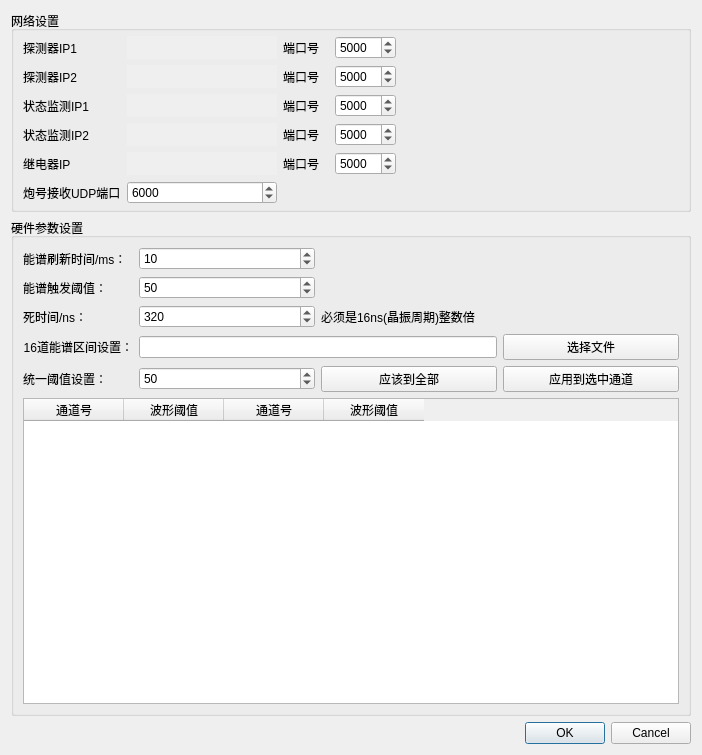
This is detectorsetting.ui in MrXiaomao/HardXrayCamera as Qt 5 draws it before an edit. The edited form follows.
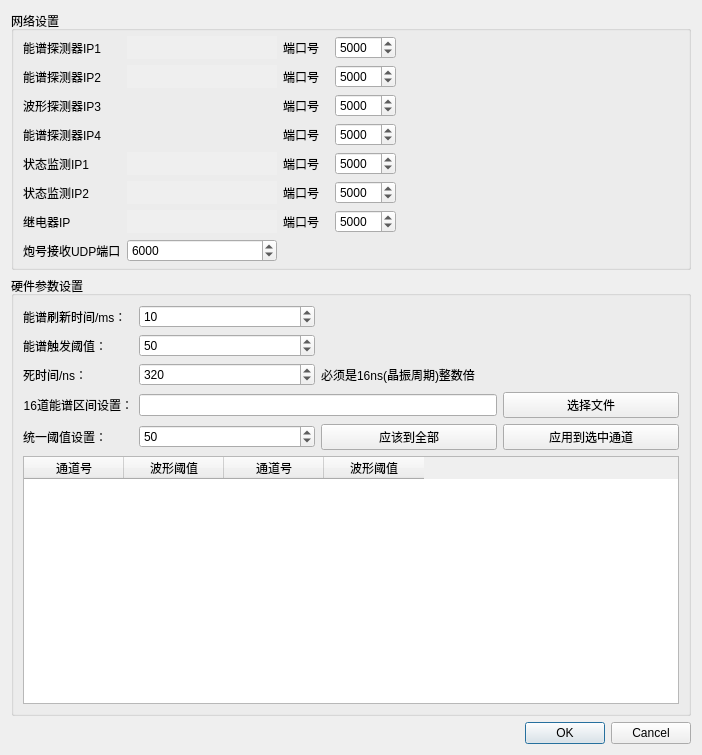
This is the edited form. Custom widgets are drawn as their Qt base class.

Commit message: 根据指令集完成OTA升级代码设计（未测试） 新增加2路探测器用于波形测量

```diff
--- a/detectorsetting.ui
+++ b/detectorsetting.ui
@@ -44,8 +44,14 @@
       <property name="bottomMargin">
        <number>5</number>
       </property>
-      <item row="4" column="1">
-       <widget class="IPAddress" name="widget_armIP2" native="true">
+      <item row="1" column="1">
+       <widget class="IPAddress" name="widget_detIP1" native="true">
+        <property name="sizePolicy">
+         <sizepolicy hsizetype="Expanding" vsizetype="Preferred">
+          <horstretch>0</horstretch>
+          <verstretch>0</verstretch>
+         </sizepolicy>
+        </property>
         <property name="minimumSize">
          <size>
           <width>120</width>
@@ -61,15 +67,8 @@
         <property name="autoFillBackground">
          <bool>true</bool>
         </property>
-       </widget>
-      </item>
-      <item row="2" column="4">
-       <widget class="QSpinBox" name="spinBox_portDet2">
-        <property name="maximum">
-         <number>65535</number>
-        </property>
-        <property name="value">
-         <number>5000</number>
+        <property name="styleSheet">
+         <string notr="true"/>
         </property>
        </widget>
       </item>
@@ -86,28 +85,54 @@
         </property>
        </spacer>
       </item>
-      <item row="5" column="5">
-       <spacer name="horizontalSpacer_3">
-        <property name="orientation">
-         <enum>Qt::Horizontal</enum>
+      <item row="1" column="0">
+       <widget class="QLabel" name="label">
+        <property name="sizePolicy">
+         <sizepolicy hsizetype="Fixed" vsizetype="Preferred">
+          <horstretch>0</horstretch>
+          <verstretch>0</verstretch>
+         </sizepolicy>
         </property>
-        <property name="sizeHint" stdset="0">
+        <property name="minimumSize">
          <size>
-          <width>40</width>
-          <height>20</height>
+          <width>60</width>
+          <height>0</height>
          </size>
         </property>
-       </spacer>
+        <property name="text">
+         <string>能谱探测器IP1</string>
+        </property>
+       </widget>
       </item>
-      <item row="3" column="0">
+      <item row="5" column="0">
        <widget class="QLabel" name="label_29">
         <property name="text">
          <string>状态监测IP1</string>
         </property>
        </widget>
       </item>
+      <item row="6" column="2">
+       <widget class="QLabel" name="label_32">
+        <property name="text">
+         <string>端口号</string>
+        </property>
+       </widget>
+      </item>
+      <item row="5" column="5">
+       <spacer name="horizontalSpacer_4">
+        <property name="orientation">
+         <enum>Qt::Horizontal</enum>
+        </property>
+        <property name="sizeHint" stdset="0">
+         <size>
+          <width>40</width>
+          <height>20</height>
+         </size>
+        </property>
+       </spacer>
+      </item>
       <item row="3" column="1">
-       <widget class="IPAddress" name="widget_armIP1" native="true">
+       <widget class="IPAddress" name="widget_detIP3" native="true">
         <property name="minimumSize">
          <size>
           <width>120</width>
@@ -119,74 +144,6 @@
           <width>150</width>
           <height>16777215</height>
          </size>
-        </property>
-        <property name="autoFillBackground">
-         <bool>true</bool>
-        </property>
-       </widget>
-      </item>
-      <item row="3" column="2">
-       <widget class="QLabel" name="label_31">
-        <property name="text">
-         <string>端口号</string>
-        </property>
-       </widget>
-      </item>
-      <item row="3" column="4">
-       <widget class="QSpinBox" name="spinBox_armPort1">
-        <property name="maximum">
-         <number>65535</number>
-        </property>
-        <property name="value">
-         <number>5000</number>
-        </property>
-       </widget>
-      </item>
-      <item row="1" column="0">
-       <widget class="QLabel" name="label">
-        <property name="sizePolicy">
-         <sizepolicy hsizetype="Fixed" vsizetype="Preferred">
-          <horstretch>0</horstretch>
-          <verstretch>0</verstretch>
-         </sizepolicy>
-        </property>
-        <property name="minimumSize">
-         <size>
-          <width>60</width>
-          <height>0</height>
-         </size>
-        </property>
-        <property name="text">
-         <string>探测器IP1</string>
-        </property>
-       </widget>
-      </item>
-      <item row="1" column="4">
-       <widget class="QSpinBox" name="spinBox_portDet1">
-        <property name="maximum">
-         <number>65535</number>
-        </property>
-        <property name="value">
-         <number>5000</number>
-        </property>
-       </widget>
-      </item>
-      <item row="5" column="2">
-       <widget class="QLabel" name="label_6">
-        <property name="sizePolicy">
-         <sizepolicy hsizetype="Fixed" vsizetype="Preferred">
-          <horstretch>0</horstretch>
-          <verstretch>0</verstretch>
-         </sizepolicy>
-        </property>
-        <property name="minimumSize">
-         <size>
-          <width>40</width>
-          <height>0</height>
-         </size>
-        </property>
-        <property name="text">
-         <string>端口号</string>
         </property>
        </widget>
       </item>
@@ -212,8 +169,46 @@
         </property>
        </widget>
       </item>
-      <item row="2" column="5">
-       <spacer name="horizontalSpacer_2">
+      <item row="1" column="4">
+       <widget class="QSpinBox" name="spinBox_portDet1">
+        <property name="maximum">
+         <number>65535</number>
+        </property>
+        <property name="value">
+         <number>5000</number>
+        </property>
+       </widget>
+      </item>
+      <item row="7" column="1">
+       <widget class="IPAddress" name="widget_relayIP" native="true">
+        <property name="sizePolicy">
+         <sizepolicy hsizetype="Preferred" vsizetype="Preferred">
+          <horstretch>0</horstretch>
+          <verstretch>0</verstretch>
+         </sizepolicy>
+        </property>
+        <property name="minimumSize">
+         <size>
+          <width>120</width>
+          <height>0</height>
+         </size>
+        </property>
+        <property name="maximumSize">
+         <size>
+          <width>150</width>
+          <height>16777215</height>
+         </size>
+        </property>
+        <property name="autoFillBackground">
+         <bool>true</bool>
+        </property>
+        <property name="styleSheet">
+         <string notr="true"/>
+        </property>
+       </widget>
+      </item>
+      <item row="7" column="5">
+       <spacer name="horizontalSpacer_3">
         <property name="orientation">
          <enum>Qt::Horizontal</enum>
         </property>
@@ -225,7 +220,7 @@
         </property>
        </spacer>
       </item>
-      <item row="5" column="4">
+      <item row="7" column="4">
        <widget class="QSpinBox" name="spinBox_portRelay">
         <property name="maximum">
          <number>65535</number>
@@ -235,33 +230,192 @@
         </property>
        </widget>
       </item>
-      <item row="5" column="0">
-       <widget class="QLabel" name="label_5">
-        <property name="sizePolicy">
-         <sizepolicy hsizetype="Fixed" vsizetype="Preferred">
-          <horstretch>0</horstretch>
-          <verstretch>0</verstretch>
-         </sizepolicy>
-        </property>
-        <property name="minimumSize">
-         <size>
-          <width>60</width>
-          <height>0</height>
-         </size>
-        </property>
+      <item row="3" column="0">
+       <widget class="QLabel" name="label_11">
         <property name="text">
-         <string>继电器IP</string>
+         <string>波形探测器IP3</string>
+        </property>
+       </widget>
+      </item>
+      <item row="2" column="4">
+       <widget class="QSpinBox" name="spinBox_portDet2">
+        <property name="maximum">
+         <number>65535</number>
+        </property>
+        <property name="value">
+         <number>5000</number>
         </property>
        </widget>
       </item>
       <item row="6" column="0">
+       <widget class="QLabel" name="label_30">
+        <property name="text">
+         <string>状态监测IP2</string>
+        </property>
+       </widget>
+      </item>
+      <item row="1" column="2" colspan="2">
+       <widget class="QLabel" name="label_3">
+        <property name="sizePolicy">
+         <sizepolicy hsizetype="Fixed" vsizetype="Preferred">
+          <horstretch>0</horstretch>
+          <verstretch>0</verstretch>
+         </sizepolicy>
+        </property>
+        <property name="minimumSize">
+         <size>
+          <width>40</width>
+          <height>0</height>
+         </size>
+        </property>
+        <property name="text">
+         <string>端口号</string>
+        </property>
+       </widget>
+      </item>
+      <item row="5" column="4">
+       <widget class="QSpinBox" name="spinBox_armPort1">
+        <property name="maximum">
+         <number>65535</number>
+        </property>
+        <property name="value">
+         <number>5000</number>
+        </property>
+       </widget>
+      </item>
+      <item row="6" column="4">
+       <widget class="QSpinBox" name="spinBox_armPort2">
+        <property name="maximum">
+         <number>65535</number>
+        </property>
+        <property name="value">
+         <number>5000</number>
+        </property>
+       </widget>
+      </item>
+      <item row="8" column="0">
        <widget class="QLabel" name="label_udpPort">
         <property name="text">
          <string>炮号接收UDP端口</string>
         </property>
        </widget>
       </item>
-      <item row="6" column="1">
+      <item row="2" column="0">
+       <widget class="QLabel" name="label_2">
+        <property name="sizePolicy">
+         <sizepolicy hsizetype="Fixed" vsizetype="Preferred">
+          <horstretch>0</horstretch>
+          <verstretch>0</verstretch>
+         </sizepolicy>
+        </property>
+        <property name="minimumSize">
+         <size>
+          <width>60</width>
+          <height>0</height>
+         </size>
+        </property>
+        <property name="text">
+         <string>能谱探测器IP2</string>
+        </property>
+       </widget>
+      </item>
+      <item row="2" column="5">
+       <spacer name="horizontalSpacer_2">
+        <property name="orientation">
+         <enum>Qt::Horizontal</enum>
+        </property>
+        <property name="sizeHint" stdset="0">
+         <size>
+          <width>40</width>
+          <height>20</height>
+         </size>
+        </property>
+       </spacer>
+      </item>
+      <item row="7" column="0">
+       <widget class="QLabel" name="label_5">
+        <property name="sizePolicy">
+         <sizepolicy hsizetype="Fixed" vsizetype="Preferred">
+          <horstretch>0</horstretch>
+          <verstretch>0</verstretch>
+         </sizepolicy>
+        </property>
+        <property name="minimumSize">
+         <size>
+          <width>60</width>
+          <height>0</height>
+         </size>
+        </property>
+        <property name="text">
+         <string>继电器IP</string>
+        </property>
+       </widget>
+      </item>
+      <item row="2" column="2">
+       <widget class="QLabel" name="label_4">
+        <property name="sizePolicy">
+         <sizepolicy hsizetype="Fixed" vsizetype="Preferred">
+          <horstretch>0</horstretch>
+          <verstretch>0</verstretch>
+         </sizepolicy>
+        </property>
+        <property name="minimumSize">
+         <size>
+          <width>40</width>
+          <height>0</height>
+         </size>
+        </property>
+        <property name="text">
+         <string>端口号</string>
+        </property>
+       </widget>
+      </item>
+      <item row="7" column="2">
+       <widget class="QLabel" name="label_6">
+        <property name="sizePolicy">
+         <sizepolicy hsizetype="Fixed" vsizetype="Preferred">
+          <horstretch>0</horstretch>
+          <verstretch>0</verstretch>
+         </sizepolicy>
+        </property>
+        <property name="minimumSize">
+         <size>
+          <width>40</width>
+          <height>0</height>
+         </size>
+        </property>
+        <property name="text">
+         <string>端口号</string>
+        </property>
+       </widget>
+      </item>
+      <item row="5" column="1">
+       <widget class="IPAddress" name="widget_armIP1" native="true">
+        <property name="minimumSize">
+         <size>
+          <width>120</width>
+          <height>0</height>
+         </size>
+        </property>
+        <property name="maximumSize">
+         <size>
+          <width>150</width>
+          <height>16777215</height>
+         </size>
+        </property>
+        <property name="autoFillBackground">
+         <bool>true</bool>
+        </property>
+       </widget>
+      </item>
+      <item row="5" column="2">
+       <widget class="QLabel" name="label_31">
+        <property name="text">
+         <string>端口号</string>
+        </property>
+       </widget>
+      </item>
+      <item row="8" column="1">
        <widget class="QSpinBox" name="spb_udpPort">
         <property name="minimum">
          <number>1</number>
@@ -274,14 +428,8 @@
         </property>
        </widget>
       </item>
-      <item row="5" column="1">
-       <widget class="IPAddress" name="widget_relayIP" native="true">
-        <property name="sizePolicy">
-         <sizepolicy hsizetype="Preferred" vsizetype="Preferred">
-          <horstretch>0</horstretch>
-          <verstretch>0</verstretch>
-         </sizepolicy>
-        </property>
+      <item row="6" column="1">
+       <widget class="IPAddress" name="widget_armIP2" native="true">
         <property name="minimumSize">
          <size>
           <width>120</width>
@@ -297,145 +445,77 @@
         <property name="autoFillBackground">
          <bool>true</bool>
         </property>
-        <property name="styleSheet">
-         <string notr="true"/>
-        </property>
        </widget>
       </item>
-      <item row="4" column="4">
-       <widget class="QSpinBox" name="spinBox_armPort2">
-        <property name="maximum">
-         <number>65535</number>
+      <item row="6" column="5">
+       <spacer name="horizontalSpacer_5">
+        <property name="orientation">
+         <enum>Qt::Horizontal</enum>
         </property>
-        <property name="value">
-         <number>5000</number>
-        </property>
-       </widget>
-      </item>
-      <item row="1" column="1">
-       <widget class="IPAddress" name="widget_detIP1" native="true">
-        <property name="sizePolicy">
-         <sizepolicy hsizetype="Expanding" vsizetype="Preferred">
-          <horstretch>0</horstretch>
-          <verstretch>0</verstretch>
-         </sizepolicy>
-        </property>
-        <property name="minimumSize">
-         <size>
-          <width>120</width>
-          <height>0</height>
-         </size>
-        </property>
-        <property name="maximumSize">
-         <size>
-          <width>150</width>
-          <height>16777215</height>
-         </size>
-        </property>
-        <property name="autoFillBackground">
-         <bool>true</bool>
-        </property>
-        <property name="styleSheet">
-         <string notr="true"/>
-        </property>
-       </widget>
-      </item>
-      <item row="2" column="2">
-       <widget class="QLabel" name="label_4">
-        <property name="sizePolicy">
-         <sizepolicy hsizetype="Fixed" vsizetype="Preferred">
-          <horstretch>0</horstretch>
-          <verstretch>0</verstretch>
-         </sizepolicy>
-        </property>
-        <property name="minimumSize">
+        <property name="sizeHint" stdset="0">
          <size>
           <width>40</width>
-          <height>0</height>
+          <height>20</height>
          </size>
         </property>
-        <property name="text">
-         <string>端口号</string>
-        </property>
-       </widget>
+       </spacer>
       </item>
       <item row="4" column="0">
-       <widget class="QLabel" name="label_30">
+       <widget class="QLabel" name="label_13">
         <property name="text">
-         <string>状态监测IP2</string>
+         <string>能谱探测器IP4</string>
         </property>
        </widget>
       </item>
-      <item row="2" column="0">
-       <widget class="QLabel" name="label_2">
-        <property name="sizePolicy">
-         <sizepolicy hsizetype="Fixed" vsizetype="Preferred">
-          <horstretch>0</horstretch>
-          <verstretch>0</verstretch>
-         </sizepolicy>
-        </property>
+      <item row="4" column="1">
+       <widget class="IPAddress" name="widget_detIP4" native="true">
         <property name="minimumSize">
          <size>
-          <width>60</width>
+          <width>120</width>
           <height>0</height>
          </size>
         </property>
-        <property name="text">
-         <string>探测器IP2</string>
-        </property>
-       </widget>
-      </item>
-      <item row="1" column="2" colspan="2">
-       <widget class="QLabel" name="label_3">
-        <property name="sizePolicy">
-         <sizepolicy hsizetype="Fixed" vsizetype="Preferred">
-          <horstretch>0</horstretch>
-          <verstretch>0</verstretch>
-         </sizepolicy>
-        </property>
-        <property name="minimumSize">
+        <property name="maximumSize">
          <size>
-          <width>40</width>
-          <height>0</height>
+          <width>150</width>
+          <height>16777215</height>
          </size>
         </property>
+       </widget>
+      </item>
+      <item row="3" column="2">
+       <widget class="QLabel" name="label_14">
         <property name="text">
          <string>端口号</string>
         </property>
        </widget>
       </item>
       <item row="4" column="2">
-       <widget class="QLabel" name="label_32">
+       <widget class="QLabel" name="label_15">
         <property name="text">
          <string>端口号</string>
         </property>
        </widget>
       </item>
-      <item row="3" column="5">
-       <spacer name="horizontalSpacer_4">
-        <property name="orientation">
-         <enum>Qt::Horizontal</enum>
+      <item row="3" column="4">
+       <widget class="QSpinBox" name="spinBox_portDet3">
+        <property name="maximum">
+         <number>65535</number>
         </property>
-        <property name="sizeHint" stdset="0">
-         <size>
-          <width>40</width>
-          <height>20</height>
-         </size>
+        <property name="value">
+         <number>5000</number>
         </property>
-       </spacer>
+       </widget>
       </item>
-      <item row="4" column="5">
-       <spacer name="horizontalSpacer_5">
-        <property name="orientation">
-         <enum>Qt::Horizontal</enum>
+      <item row="4" column="4">
+       <widget class="QSpinBox" name="spinBox_portDet4">
+        <property name="maximum">
+         <number>65535</number>
         </property>
-        <property name="sizeHint" stdset="0">
-         <size>
-          <width>40</width>
-          <height>20</height>
-         </size>
+        <property name="value">
+         <number>5000</number>
         </property>
-       </spacer>
+       </widget>
       </item>
      </layout>
     </widget>
```
The commit also changes 8 other files.
